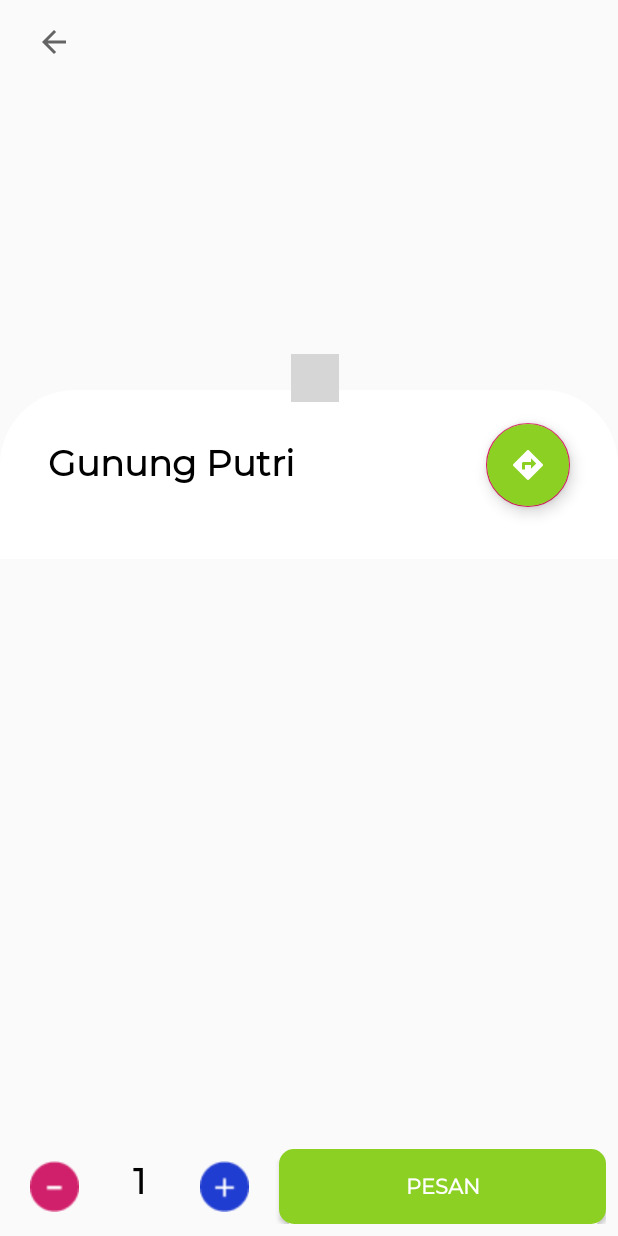
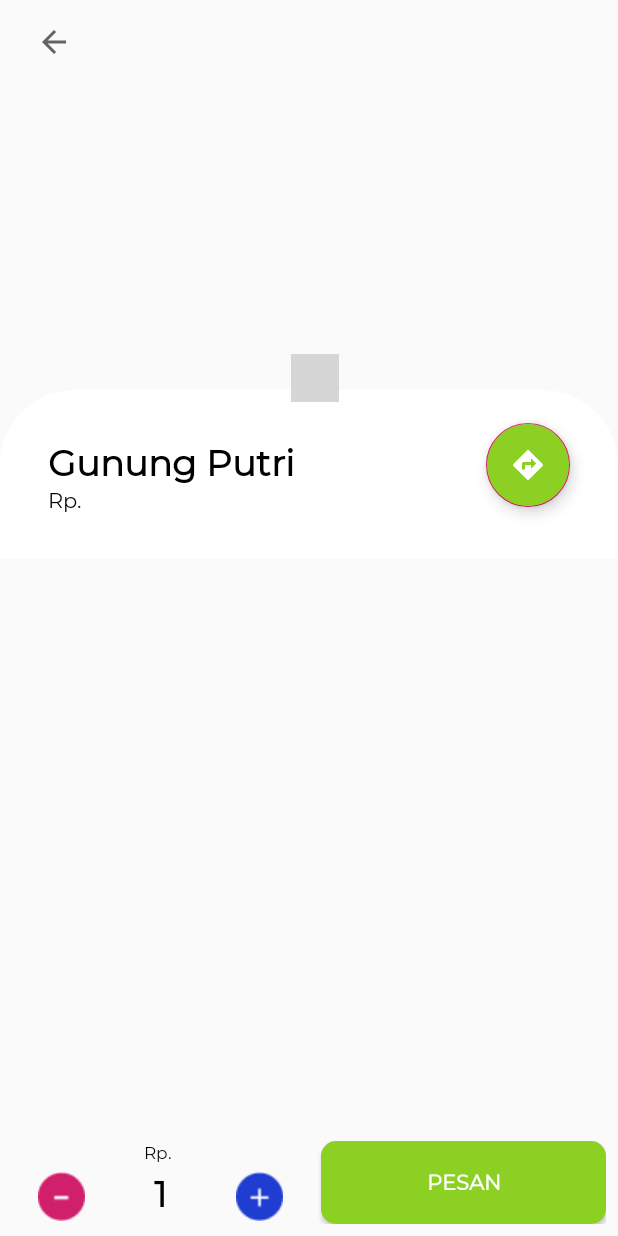
Before and after one commit to fghilmany/WisataBandung, an Android app: the DetailDestination screen opened directly, with no data from a screen before it, on a phone screen of 412 x 824 dp. Run offline under Robolectric (Android 15) with nearby library versions, the phone set to English and light mode, and no system bars; our stand-ins replace Firebase (no records; nobody signed in at launch, a user with empty details on screens opened directly), Picasso; plain views replace CircleIndicator; 7 statements that could not run were skipped; grey boxes are pictures that could not be loaded.

Commit message:
View Pager in Detail Destination and Detail

```diff
--- a/app/src/main/java/com/example/wisatabandung/activity/DetailDestination.kt
+++ b/app/src/main/java/com/example/wisatabandung/activity/DetailDestination.kt
@@ -4,9 +4,13 @@ import android.content.Intent
 import android.support.v7.app.AppCompatActivity
 import android.os.Bundle
 import android.support.v7.widget.Toolbar
+import android.util.Log
 import android.view.View
+import android.widget.Toast
 import com.example.wisatabandung.R
 import com.example.wisatabandung.adapter.PagerAdapter
+import com.google.firebase.database.*
+import com.squareup.picasso.Picasso
 import kotlinx.android.synthetic.main.activity_detail_destination.*
 import org.jetbrains.anko.startActivity
 
@@ -14,21 +18,47 @@ class DetailDestination : AppCompatActivity(), View.OnClickListener {
 
 
     private lateinit var pagerAdapter : PagerAdapter
+    private lateinit var ref : DatabaseReference
 
     private var username : String = ""
+    private var id_destination : String = ""
+    private var id_category : String = ""
 
     override fun onCreate(savedInstanceState: Bundle?) {
         super.onCreate(savedInstanceState)
         setContentView(R.layout.activity_detail_destination)
 
         username = intent.getStringExtra("username")
-
         initToolabar()
         initPager()
+        initDataFirebase()
 
         btn_buy_ticket.setOnClickListener(this)
 
 
+    }
+
+    private fun initDataFirebase() {
+        val intent = intent
+        id_destination = intent.getStringExtra("id_destination")
+        id_category = intent.getStringExtra("id_category")
+        Log.e("id ca",id_category)
+        Log.e("id de",id_destination)
+
+        ref = FirebaseDatabase.getInstance().getReference().child("destination").child(id_category).child(id_destination)
+        ref.addListenerForSingleValueEvent(object : ValueEventListener {
+            override fun onCancelled(p0: DatabaseError) {
+
+            }
+
+            override fun onDataChange(p0: DataSnapshot) {
+                tv_name_destination.setText(p0.child("name").value.toString())
+                tv_price_detail.setText(p0.child("price").value.toString())
+                tv_detail_destination.setText(p0.child("description").value.toString())
+
+            }
+
+        })
     }
 
     override fun onClick(v: View?) {
--- a/app/src/main/java/com/example/wisatabandung/activity/ListDestinationActivity.kt
+++ b/app/src/main/java/com/example/wisatabandung/activity/ListDestinationActivity.kt
@@ -27,7 +27,7 @@ class ListDestinationActivity : AppCompatActivity() {
 
     private lateinit var ref : DatabaseReference
 
-    private var id_destination : String = ""
+    private var id_category : String = ""
     private var username : String = ""
     private var slogan : String = ""
 
@@ -38,12 +38,12 @@ class ListDestinationActivity : AppCompatActivity() {
         addToolabar()
 
         username = intent.getStringExtra("username")
-        id_destination = intent.getStringExtra("id_destination")
+        id_category = intent.getStringExtra("id_category")
         slogan = intent.getStringExtra("slogan")
 
         tv_title_list.setText(slogan)
 
-        ref = FirebaseDatabase.getInstance().getReference("destination").child(id_destination)
+        ref = FirebaseDatabase.getInstance().getReference("destination").child(id_category)
         //rv_list_destination.setHasFixedSize(true)
         rv_list_destination.layoutManager = LinearLayoutManager(this)
 
@@ -68,7 +68,11 @@ class ListDestinationActivity : AppCompatActivity() {
                 Picasso.get().load(model.photo_1).into(holder.itemView.iv_destination_poster)
                 holder.itemView.setOnClickListener{
                     startActivity<DetailDestination>(
-                        "username" to username
+                        "username" to username,
+                        "id_category" to id_category,
+                        "id_destination" to model.id
+
+
                     )
                 }
             }
--- a/app/src/main/java/com/example/wisatabandung/adapter/PagerAdapter.kt
+++ b/app/src/main/java/com/example/wisatabandung/adapter/PagerAdapter.kt
@@ -1,6 +1,7 @@
 package com.example.wisatabandung.adapter
 
 import android.content.Context
+import android.content.Intent
 import android.view.ViewGroup
 import android.view.LayoutInflater
 import android.support.v4.view.PagerAdapter
@@ -12,14 +13,18 @@ import com.example.wisatabandung.R
 import com.example.wisatabandung.fragment.ProfilFragment
 import com.google.firebase.database.*
 import com.squareup.picasso.Picasso
+import org.jetbrains.anko.intentFor
+import android.app.Activity
+
+
+
 
 
 class PagerAdapter(private val context: Context) : PagerAdapter() {
 
     private lateinit var ref : DatabaseReference
-    private var ar : String = ""
-    private var ar1 : String = ""
-    private var ar2 : String = ""
+    private var id_destination : String = ""
+    private var id_category : String = ""
     /*
         This callback is responsible for creating a page. We inflate the layout and set the drawable
         to the ImageView based on the position. In the end we add the inflated layout to the parent
@@ -30,7 +35,10 @@ class PagerAdapter(private val context: Context) : PagerAdapter() {
         val view = LayoutInflater.from(context).inflate(R.layout.pager_item, null)
         val imageView : ImageView = view.findViewById(R.id.iv_pager)
         getImageAt(position)
-        ref = FirebaseDatabase.getInstance().getReference("destination").child("camp")
+        val intent = (context as Activity).intent
+        id_destination = intent.getStringExtra("id_destination")
+        id_category = intent.getStringExtra("id_category")
+        ref = FirebaseDatabase.getInstance().getReference("destination").child(id_category)
         ref.addListenerForSingleValueEvent(object : ValueEventListener{
             override fun onCancelled(p0: DatabaseError) {
                 Toast.makeText(context,"db bermasalah",Toast.LENGTH_SHORT).show()
@@ -39,7 +47,7 @@ class PagerAdapter(private val context: Context) : PagerAdapter() {
             override fun onDataChange(p0: DataSnapshot) {
                 Log.e("pica",p0.child(getImageAt(position)).value.toString())
                 Log.e("pica1",Picasso.get().load(p0.child("gunung_putri").child(getImageAt(position)).value.toString()).into(imageView).toString())
-                val a = p0.child("gunung_putri").child(getImageAt(position))
+                val a = p0.child(id_destination).child(getImageAt(position))
                 Picasso.get().load(a.value.toString()).centerCrop().fit().into(imageView)
             }
 
--- a/app/src/main/java/com/example/wisatabandung/fragment/HomeFragment.kt
+++ b/app/src/main/java/com/example/wisatabandung/fragment/HomeFragment.kt
@@ -59,9 +59,10 @@ class HomeFragment : Fragment() {
         rv_category.layoutManager = LinearLayoutManager(activity,LinearLayoutManager.HORIZONTAL, false)
         rv_category.adapter = CategoryAdapter(activity!!.applicationContext,categories){
             startActivity<ListDestinationActivity>(
-                "id_destination" to it.id,
+                "id_category" to it.id,
                 "slogan" to it.slogan,
                 "username" to username
+
             )
 
         }
@@ -89,7 +90,9 @@ class HomeFragment : Fragment() {
                 Picasso.get().load(model.photo_1).into(holder.itemView.iv_for_you)
                 holder.itemView.setOnClickListener {
                     startActivity<DetailDestination>(
-                        "username" to username
+                        "username" to username,
+                        "id_category" to "camp",
+                        "id_destination" to model.id
                     )
                 }
 
--- a/app/src/main/java/com/example/wisatabandung/item/Destination.kt
+++ b/app/src/main/java/com/example/wisatabandung/item/Destination.kt
@@ -5,17 +5,19 @@ class Destination{
     var photo_1 : String? = ""
     var name : String? = ""
     var address : String? = ""
+    var id : String? = ""
     var price :Int? = 0
 
     constructor(){
 
     }
 
-    constructor(photo_1: String?, name: String?, address: String?,price: Int?) {
+    constructor(photo_1: String?, name: String?, address: String?,price: Int?,id:String?) {
         this.photo_1 = photo_1
         this.name = name
         this.address = address
         this.price = price
+        this.id = id
     }
 
 }
--- a/app/src/main/java/com/example/wisatabandung/item/ForYou.kt
+++ b/app/src/main/java/com/example/wisatabandung/item/ForYou.kt
@@ -3,14 +3,16 @@ class ForYou {
 
     var photo_1 : String? = ""
     var name:String? = ""
+    var id:String? = ""
 
     constructor(){
 
     }
 
-    constructor(photo_1: String?, name: String?) {
+    constructor(photo_1: String?, name: String?, id:String?) {
         this.photo_1 = photo_1
         this.name = name
+        this.id = id
     }
 
 }
--- a/app/src/main/res/layout/activity_detail_destination.xml
+++ b/app/src/main/res/layout/activity_detail_destination.xml
@@ -82,7 +82,7 @@
                         android:id="@+id/tv"
                         android:layout_width="wrap_content"
                         android:layout_height="wrap_content"
-                        tools:text="Rp. "
+                        android:text="Rp. "
                         android:textSize="14sp"
                         android:textColor="@color/text"
                         android:layout_marginStart="32dp"
@@ -144,12 +144,51 @@
             android:orientation="horizontal"
             android:background="#00FFFFFF">
 
+        <LinearLayout
+                android:layout_weight="1"
+                android:layout_width="match_parent"
+                android:layout_height="match_parent"
+                android:orientation="vertical"
+        >
+            <LinearLayout
+                    android:layout_width="match_parent"
+                    android:layout_height="match_parent"
+                    android:layout_weight="2"
+                    android:layout_gravity="center"
+                    android:gravity="center"
+            >
+                <TextView
+                        android:layout_width="wrap_content"
+                        android:layout_height="match_parent"
+                        android:text="Rp. "
+                        android:textColor="@color/text"
+                        android:textSize="11sp"
+                />
+                <TextView
+                        android:id="@+id/total"
+                        android:layout_width="wrap_content"
+                        android:layout_height="match_parent"
+                        tools:text="200000"
+                        android:textSize="14sp"
+                        android:textColor="#F70000"
+                        android:textStyle="bold"
+                />
+
+            </LinearLayout>
+
+            <LinearLayout
+                    android:layout_width="match_parent"
+                    android:layout_height="match_parent"
+                    android:layout_weight="1"
+                    android:orientation="horizontal"
+            >
                 <ImageView
                         android:layout_width="match_parent"
                         android:layout_height="match_parent"
                         android:layout_weight="2"
                         android:src="@drawable/btnmines"
-                android:padding="8dp"
+                        android:padding="2dp"
+
                 />
                 <TextView
                         android:layout_width="match_parent"
@@ -167,12 +206,20 @@
                         android:layout_height="match_parent"
                         android:layout_weight="2"
                         android:src="@drawable/btnpls"
-                android:padding="8dp"
+                        android:padding="2dp"
+
                 />
+
+
+            </LinearLayout>
+        </LinearLayout>
+
+
+
         <Button
                 android:id="@+id/btn_buy_ticket"
                 android:layout_width="match_parent"
-                android:layout_height="50dp"
+                android:layout_height="55dp"
                 android:layout_weight="1"
                 android:background="@drawable/bg_button_green_primary"
                 android:text="Pesan"
@@ -182,7 +229,6 @@
 
         />
 
-
     </LinearLayout>
 
 
```
Lines whose indentation alone changed are shown as unchanged.
